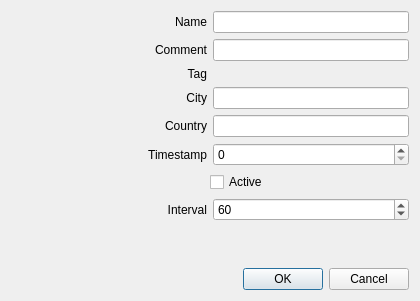
Above: sources/awesomewidgets/extweather.ui from arcan1s/awesome-widgets before the change. Below: the same form after it.
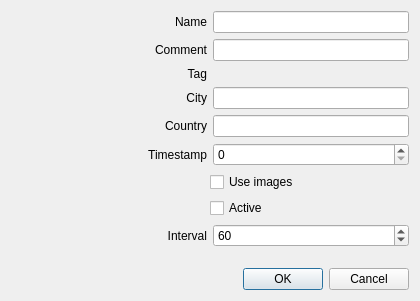
That is the form after the change.

Commit message: add images feature to extweather (apiver == 2)

The edit to the form file:
```diff
--- a/sources/awesomewidgets/extweather.ui
+++ b/sources/awesomewidgets/extweather.ui
@@ -148,6 +148,36 @@
      </item>
     </layout>
    </item>
+   <item>
+    <layout class="QHBoxLayout" name="layout_image">
+     <item>
+      <spacer name="spacer_image">
+       <property name="orientation">
+        <enum>Qt::Horizontal</enum>
+       </property>
+       <property name="sizeHint" stdset="0">
+        <size>
+         <width>40</width>
+         <height>20</height>
+        </size>
+       </property>
+      </spacer>
+     </item>
+     <item>
+      <widget class="QCheckBox" name="checkBox_image">
+       <property name="sizePolicy">
+        <sizepolicy hsizetype="Expanding" vsizetype="Fixed">
+         <horstretch>0</horstretch>
+         <verstretch>0</verstretch>
+        </sizepolicy>
+       </property>
+       <property name="text">
+        <string>Use images</string>
+       </property>
+      </widget>
+     </item>
+    </layout>
+   </item>
    <item>
     <layout class="QHBoxLayout" name="layout_active">
      <item>
```
The commit also changes 30 other files.
